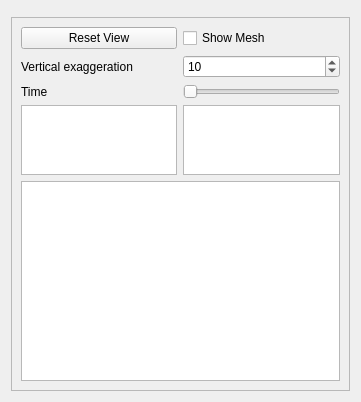
Above: meshlayertools/OpenGLTool_widget.ui from Artelia/PostTelemac before the change. Below: the same form after it.
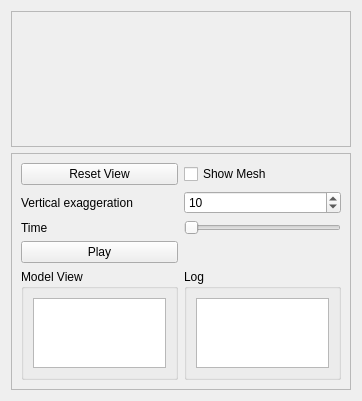
That is the form after the change.

What changed in the file:
```diff
--- a/meshlayertools/OpenGLTool_widget.ui
+++ b/meshlayertools/OpenGLTool_widget.ui
@@ -6,8 +6,8 @@
    <rect>
     <x>0</x>
     <y>0</y>
-    <width>361</width>
-    <height>387</height>
+    <width>362</width>
+    <height>401</height>
    </rect>
   </property>
   <property name="windowTitle">
@@ -58,7 +58,7 @@
        </widget>
       </item>
       <item row="0" column="0">
-       <widget class="QPushButton" name="pushButton_play">
+       <widget class="QPushButton" name="pushButton_resetview">
         <property name="text">
          <string>Reset View</string>
         </property>
@@ -79,19 +79,41 @@
        </widget>
       </item>
       <item row="3" column="0">
+       <widget class="QPushButton" name="pushButton_play">
+        <property name="text">
+         <string>Play</string>
+        </property>
+       </widget>
+      </item>
+      <item row="4" column="0">
+       <widget class="QGroupBox" name="groupBox">
+        <property name="title">
+         <string>Model View</string>
+        </property>
+        <layout class="QVBoxLayout" name="verticalLayout_2">
+         <item>
        <widget class="QTextEdit" name="textEdit_modelview"/>
       </item>
-      <item row="3" column="1">
-       <widget class="QTextEdit" name="textEdit_projectionview"/>
+        </layout>
+       </widget>
       </item>
-      <item row="4" column="0" colspan="2">
+      <item row="4" column="1">
+       <widget class="QGroupBox" name="groupBox_2">
+        <property name="title">
+         <string>Log</string>
+        </property>
+        <layout class="QVBoxLayout" name="verticalLayout_3">
+         <item>
        <widget class="QTextEdit" name="textEdit_log">
         <property name="minimumSize">
          <size>
           <width>0</width>
-          <height>200</height>
-         </size>
-        </property>
+             <height>0</height>
+            </size>
+           </property>
+          </widget>
+         </item>
+        </layout>
        </widget>
       </item>
      </layout>
```
Lines whose indentation alone changed are shown as unchanged.
